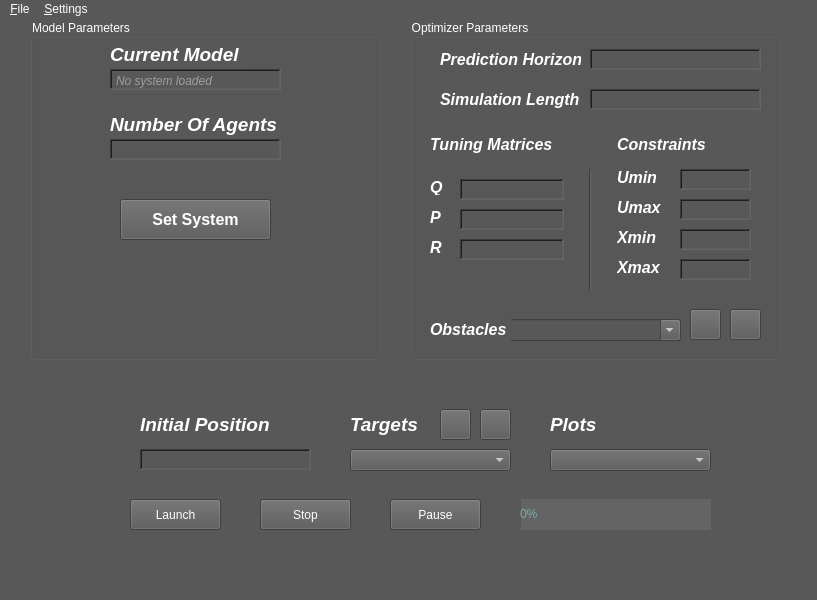
This is Interface/MainWindow.ui in MounyaK/MPC_Interface as Qt 5 draws it before an edit. The edited form follows.
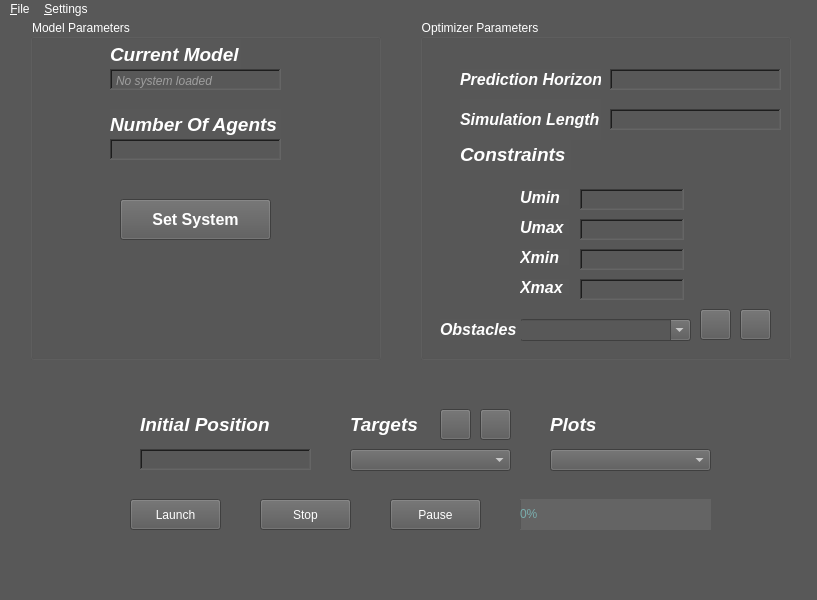
This is the edited form. Icons and pictures are not drawn.

The edit to the form file:
```diff
--- a/Interface/MainWindow.ui
+++ b/Interface/MainWindow.ui
@@ -278,7 +278,7 @@
    <widget class="QGroupBox" name="optimizer_group">
     <property name="geometry">
      <rect>
-      <x>410</x>
+      <x>420</x>
       <y>0</y>
       <width>371</width>
       <height>341</height>
@@ -290,9 +290,9 @@
     <widget class="QPlainTextEdit" name="xmax">
      <property name="geometry">
       <rect>
-       <x>270</x>
-       <y>240</y>
-       <width>71</width>
+       <x>160</x>
+       <y>260</y>
+       <width>104</width>
        <height>21</height>
       </rect>
      </property>
@@ -312,8 +312,8 @@
     <widget class="QPlainTextEdit" name="Horizon">
      <property name="geometry">
       <rect>
-       <x>180</x>
-       <y>30</y>
+       <x>190</x>
+       <y>50</y>
        <width>171</width>
        <height>21</height>
       </rect>
@@ -334,8 +334,8 @@
     <widget class="QLabel" name="xmin_label">
      <property name="geometry">
       <rect>
-       <x>207</x>
-       <y>210</y>
+       <x>100</x>
+       <y>230</y>
        <width>49</width>
        <height>16</height>
       </rect>
@@ -354,9 +354,9 @@
     <widget class="QPlainTextEdit" name="xmin">
      <property name="geometry">
       <rect>
-       <x>270</x>
-       <y>210</y>
-       <width>71</width>
+       <x>160</x>
+       <y>230</y>
+       <width>104</width>
        <height>21</height>
       </rect>
      </property>
@@ -376,9 +376,9 @@
     <widget class="QPlainTextEdit" name="umax">
      <property name="geometry">
       <rect>
-       <x>270</x>
-       <y>180</y>
-       <width>71</width>
+       <x>160</x>
+       <y>200</y>
+       <width>104</width>
        <height>21</height>
       </rect>
      </property>
@@ -398,15 +398,15 @@
     <widget class="QLabel" name="constraints_label">
      <property name="geometry">
       <rect>
-       <x>207</x>
-       <y>110</y>
+       <x>40</x>
+       <y>120</y>
        <width>111</width>
        <height>31</height>
       </rect>
      </property>
      <property name="font">
       <font>
-       <pointsize>12</pointsize>
+       <pointsize>14</pointsize>
        <italic>true</italic>
        <bold>true</bold>
       </font>
@@ -418,8 +418,8 @@
     <widget class="QLabel" name="umax_label">
      <property name="geometry">
       <rect>
-       <x>207</x>
-       <y>180</y>
+       <x>100</x>
+       <y>200</y>
        <width>49</width>
        <height>16</height>
       </rect>
@@ -438,8 +438,8 @@
     <widget class="QLabel" name="horizon_label">
      <property name="geometry">
       <rect>
-       <x>30</x>
-       <y>30</y>
+       <x>40</x>
+       <y>50</y>
        <width>141</width>
        <height>21</height>
       </rect>
@@ -458,8 +458,8 @@
     <widget class="QLabel" name="xmax_label">
      <property name="geometry">
       <rect>
-       <x>207</x>
-       <y>240</y>
+       <x>100</x>
+       <y>260</y>
        <width>49</width>
        <height>16</height>
       </rect>
@@ -478,8 +478,8 @@
     <widget class="QLabel" name="umin_label">
      <property name="geometry">
       <rect>
-       <x>207</x>
-       <y>150</y>
+       <x>100</x>
+       <y>170</y>
        <width>49</width>
        <height>16</height>
       </rect>
@@ -498,9 +498,9 @@
     <widget class="QPlainTextEdit" name="umin">
      <property name="geometry">
       <rect>
-       <x>270</x>
-       <y>150</y>
-       <width>71</width>
+       <x>160</x>
+       <y>170</y>
+       <width>104</width>
        <height>21</height>
       </rect>
      </property>
@@ -599,8 +599,8 @@
     <widget class="QLabel" name="nsim_label">
      <property name="geometry">
       <rect>
-       <x>30</x>
-       <y>60</y>
+       <x>40</x>
+       <y>80</y>
        <width>141</width>
        <height>41</height>
       </rect>
@@ -619,8 +619,8 @@
     <widget class="QPlainTextEdit" name="Nsim">
      <property name="geometry">
       <rect>
-       <x>180</x>
-       <y>70</y>
+       <x>190</x>
+       <y>90</y>
        <width>171</width>
        <height>21</height>
       </rect>
@@ -638,165 +638,6 @@
       <enum>QAbstractScrollArea::AdjustToContents</enum>
      </property>
     </widget>
-    <widget class="QLabel" name="P_label">
-     <property name="geometry">
-      <rect>
-       <x>20</x>
-       <y>190</y>
-       <width>16</width>
-       <height>16</height>
-      </rect>
-     </property>
-     <property name="font">
-      <font>
-       <pointsize>12</pointsize>
-       <italic>true</italic>
-       <bold>true</bold>
-      </font>
-     </property>
-     <property name="text">
-      <string>P</string>
-     </property>
-    </widget>
-    <widget class="QPlainTextEdit" name="Q">
-     <property name="geometry">
-      <rect>
-       <x>50</x>
-       <y>160</y>
-       <width>104</width>
-       <height>21</height>
-      </rect>
-     </property>
-     <property name="frameShape">
-      <enum>QFrame::WinPanel</enum>
-     </property>
-     <property name="verticalScrollBarPolicy">
-      <enum>Qt::ScrollBarAlwaysOff</enum>
-     </property>
-     <property name="horizontalScrollBarPolicy">
-      <enum>Qt::ScrollBarAlwaysOff</enum>
-     </property>
-     <property name="sizeAdjustPolicy">
-      <enum>QAbstractScrollArea::AdjustToContents</enum>
-     </property>
-    </widget>
-    <widget class="QLabel" name="Q_label">
-     <property name="geometry">
-      <rect>
-       <x>20</x>
-       <y>160</y>
-       <width>16</width>
-       <height>16</height>
-      </rect>
-     </property>
-     <property name="font">
-      <font>
-       <pointsize>12</pointsize>
-       <italic>true</italic>
-       <bold>true</bold>
-      </font>
-     </property>
-     <property name="text">
-      <string>Q</string>
-     </property>
-    </widget>
-    <widget class="QLabel" name="R_label">
-     <property name="geometry">
-      <rect>
-       <x>20</x>
-       <y>220</y>
-       <width>16</width>
-       <height>16</height>
-      </rect>
-     </property>
-     <property name="font">
-      <font>
-       <pointsize>12</pointsize>
-       <italic>true</italic>
-       <bold>true</bold>
-      </font>
-     </property>
-     <property name="text">
-      <string>R</string>
-     </property>
-    </widget>
-    <widget class="QLabel" name="tuning_label">
-     <property name="geometry">
-      <rect>
-       <x>20</x>
-       <y>110</y>
-       <width>151</width>
-       <height>31</height>
-      </rect>
-     </property>
-     <property name="font">
-      <font>
-       <pointsize>12</pointsize>
-       <italic>true</italic>
-       <bold>true</bold>
-      </font>
-     </property>
-     <property name="text">
-      <string>Tuning Matrices</string>
-     </property>
-    </widget>
-    <widget class="QPlainTextEdit" name="P">
-     <property name="geometry">
-      <rect>
-       <x>50</x>
-       <y>190</y>
-       <width>104</width>
-       <height>21</height>
-      </rect>
-     </property>
-     <property name="frameShape">
-      <enum>QFrame::WinPanel</enum>
-     </property>
-     <property name="verticalScrollBarPolicy">
-      <enum>Qt::ScrollBarAlwaysOff</enum>
-     </property>
-     <property name="horizontalScrollBarPolicy">
-      <enum>Qt::ScrollBarAlwaysOff</enum>
-     </property>
-     <property name="sizeAdjustPolicy">
-      <enum>QAbstractScrollArea::AdjustToContents</enum>
-     </property>
-    </widget>
-    <widget class="QPlainTextEdit" name="R">
-     <property name="geometry">
-      <rect>
-       <x>50</x>
-       <y>220</y>
-       <width>104</width>
-       <height>21</height>
-      </rect>
-     </property>
-     <property name="frameShape">
-      <enum>QFrame::WinPanel</enum>
-     </property>
-     <property name="verticalScrollBarPolicy">
-      <enum>Qt::ScrollBarAlwaysOff</enum>
-     </property>
-     <property name="horizontalScrollBarPolicy">
-      <enum>Qt::ScrollBarAlwaysOff</enum>
-     </property>
-     <property name="sizeAdjustPolicy">
-      <enum>QAbstractScrollArea::AdjustToContents</enum>
-     </property>
-    </widget>
-    <widget class="Line" name="line">
-     <property name="geometry">
-      <rect>
-       <x>170</x>
-       <y>150</y>
-       <width>20</width>
-       <height>121</height>
-      </rect>
-     </property>
-     <property name="orientation">
-      <enum>Qt::Vertical</enum>
-     </property>
-    </widget>
    </widget>
    <widget class="QComboBox" name="plots">
     <property name="geometry">
```
Left out of the diff: 6 changed lines with no effect on the pictures.
